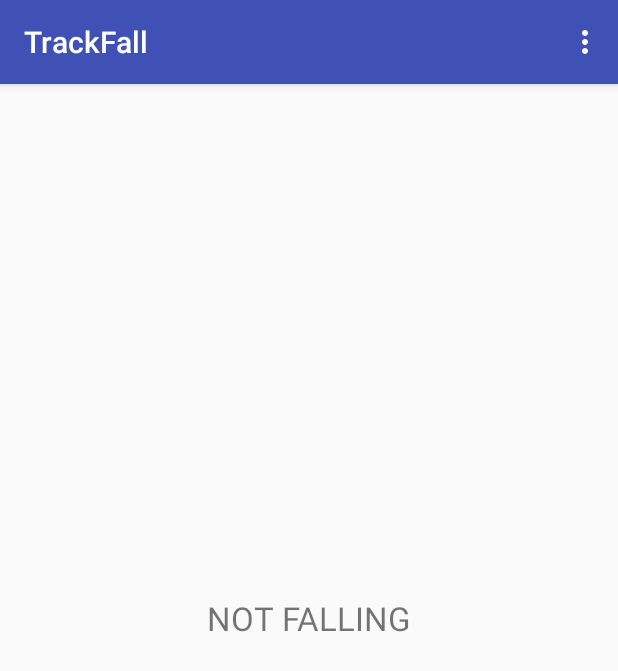
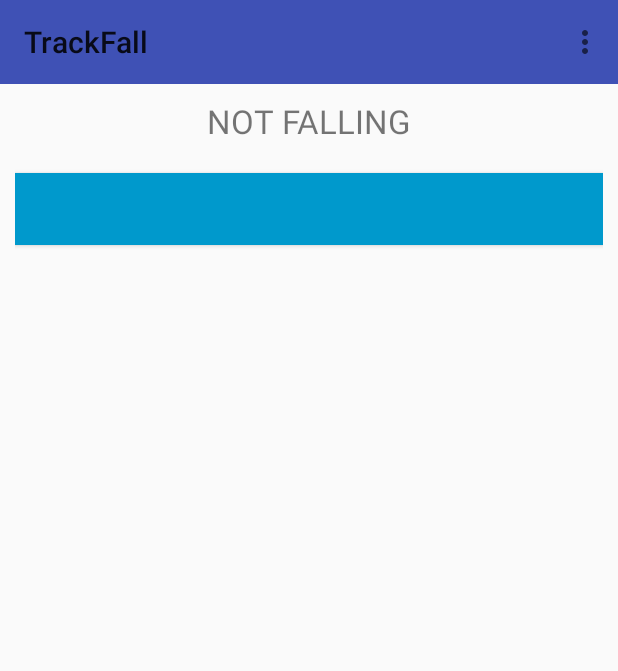
Before and after one commit to Hemant0601/TrackFall, an Android app: the screen it shows after launch (MainActivity), on a phone screen of 412 x 824 dp. Shown: the top 671 px of the screen. Run offline under Robolectric (Android 15) with nearby library versions, the light colour scheme and no system bars.

Commit message:
git changes updated

```diff
--- a/app/src/main/AndroidManifest.xml
+++ b/app/src/main/AndroidManifest.xml
@@ -1,6 +1,9 @@
 <?xml version="1.0" encoding="utf-8"?>
 <manifest xmlns:android="http://schemas.android.com/apk/res/android"
     package="com.hks.trackfall">
+
+
+    <uses-permission android:name="android.permission.CALL_PHONE"/>
 
     <application
         android:allowBackup="true"
--- a/app/src/main/res/layout/activity_main.xml
+++ b/app/src/main/res/layout/activity_main.xml
@@ -6,27 +6,39 @@
     android:layout_height="match_parent"
     tools:context="com.hks.trackfall.MainActivity">
 
-    <android.support.design.widget.AppBarLayout
+    <android.support.v7.widget.Toolbar
+        android:id="@+id/toolbar"
         android:layout_width="match_parent"
-        android:layout_height="wrap_content"
-        android:theme="@style/AppTheme.AppBarOverlay">
+        android:layout_height="?attr/actionBarSize"
+        android:background="?attr/colorPrimary"
+        app:popupTheme="@style/AppTheme.PopupOverlay" />
 
-        <android.support.v7.widget.Toolbar
-            android:id="@+id/toolbar"
-            android:layout_width="match_parent"
-            android:layout_height="?attr/actionBarSize"
-            android:background="?attr/colorPrimary"
-            app:popupTheme="@style/AppTheme.PopupOverlay" />
-
-    </android.support.design.widget.AppBarLayout>
+    <LinearLayout
+        android:layout_margin="10dip"
+        android:orientation="vertical"
+        android:id="@+id/content"
+        android:layout_below="@+id/toolbar"
+        android:layout_width="match_parent"
+        android:layout_height="match_parent">
 
     <TextView
+        android:layout_gravity="center_horizontal"
+        android:layout_alignParentTop="true"
         android:textSize="22sp"
         android:text="NOT FALLING"
-        android:layout_centerInParent="true"
         android:layout_width="wrap_content"
         android:layout_height="wrap_content"
         android:id="@+id/state"/>
 
+        <Button
+            android:text=""
+            android:layout_marginTop="20dip"
+            android:layout_width="match_parent"
+            android:layout_height="wrap_content"
+            android:background="@android:color/holo_blue_dark"
+            android:textColor="@android:color/white"/>
+
+    </LinearLayout>
+
 
 </RelativeLayout>
--- a/app/src/main/res/menu/menu_main.xml
+++ b/app/src/main/res/menu/menu_main.xml
@@ -3,8 +3,8 @@
     xmlns:tools="http://schemas.android.com/tools"
     tools:context="com.hks.trackfall.MainActivity">
     <item
-        android:id="@+id/action_settings"
+        android:id="@+id/action_call"
         android:orderInCategory="100"
-        android:title="@string/action_settings"
+        android:title="@string/action_call"
         app:showAsAction="never" />
 </menu>
--- a/app/src/main/res/values/strings.xml
+++ b/app/src/main/res/values/strings.xml
@@ -1,4 +1,5 @@
 <resources>
     <string name="app_name">TrackFall</string>
     <string name="action_settings">Settings</string>
+    <string name="action_call">Call Settings</string>
 </resources>
```
Also changed, not shown: app/src/main/java/com/hks/trackfall/MainActivity.java (+94 -5 lines), 9 other files.
